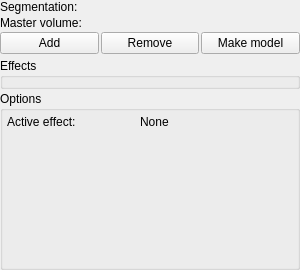
Qt form Segmentations/Widgets/Resources/UI/qMRMLSegmentEditorWidget.ui (nagyistge/slicerrt) before a commit.
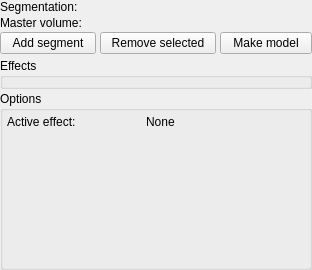
The same form after that commit. Icons and pictures are not drawn. Custom widgets are drawn as their Qt base class.

Commit message: Re #757: Editing empty segment is working

```diff
--- a/Segmentations/Widgets/Resources/UI/qMRMLSegmentEditorWidget.ui
+++ b/Segmentations/Widgets/Resources/UI/qMRMLSegmentEditorWidget.ui
@@ -6,7 +6,7 @@
    <rect>
     <x>0</x>
     <y>0</y>
-    <width>300</width>
+    <width>312</width>
     <height>270</height>
    </rect>
   </property>
@@ -64,10 +64,19 @@
    </item>
    <item>
     <layout class="QHBoxLayout" name="horizontalLayout_2">
+     <property name="spacing">
+      <number>4</number>
+     </property>
      <item>
       <widget class="QPushButton" name="AddSegmentButton">
+       <property name="minimumSize">
+        <size>
+         <width>96</width>
+         <height>0</height>
+        </size>
+       </property>
        <property name="text">
-        <string>Add</string>
+        <string>Add segment</string>
        </property>
        <property name="icon">
         <iconset resource="../qSlicerSegmentationsModuleWidgets.qrc">
@@ -77,8 +86,14 @@
      </item>
      <item>
       <widget class="QPushButton" name="RemoveSegmentButton">
+       <property name="minimumSize">
+        <size>
+         <width>116</width>
+         <height>0</height>
+        </size>
+       </property>
        <property name="text">
-        <string>Remove</string>
+        <string>Remove selected</string>
        </property>
        <property name="icon">
         <iconset resource="../qSlicerSegmentationsModuleWidgets.qrc">
@@ -88,6 +103,12 @@
      </item>
      <item>
       <widget class="QPushButton" name="MakeModelButton">
+       <property name="minimumSize">
+        <size>
+         <width>90</width>
+         <height>0</height>
+        </size>
+       </property>
        <property name="text">
         <string>Make model</string>
        </property>
```
Left out of the diff: 4 changed lines with no effect on the pictures. The commit also changes 5 other files.
